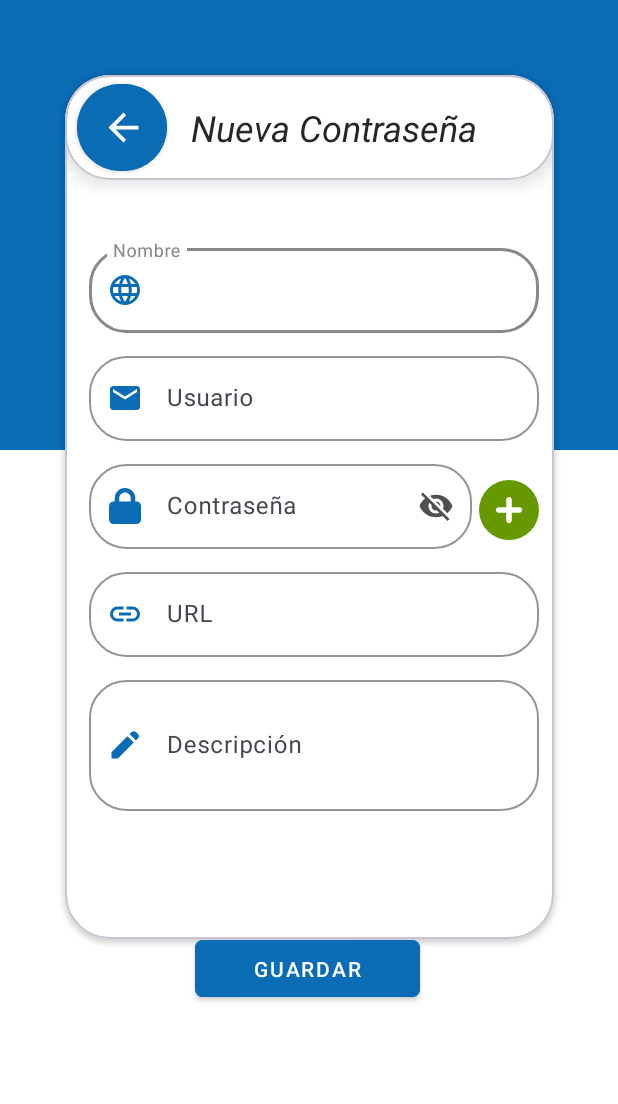
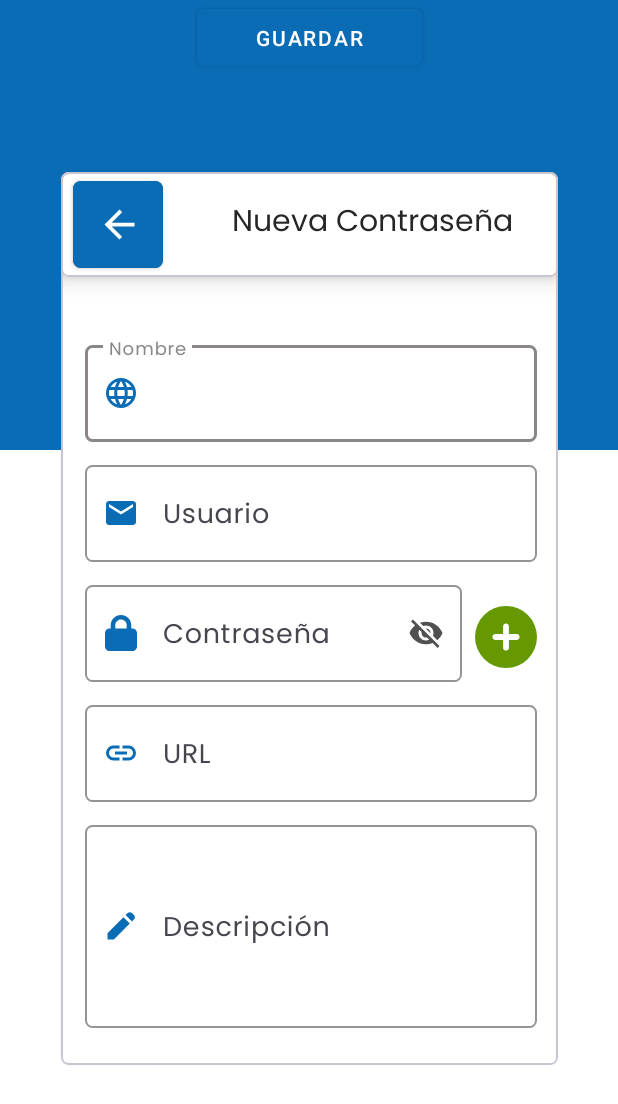
Before and after one commit to vlysi/integrador_ISP4, an Android app: the RegisterPasswordActivity screen opened directly, with no data from a screen before it, on a phone screen of 412 x 824 dp. Shown: the top 1104 px of the screen. Run offline under Robolectric (Android 15) with nearby library versions, the phone set to English and light mode, and no system bars.

Commit message:
Más cambios de estética

```diff
--- a/PassKeeper/app/src/main/res/layout/activity_add_password.xml
+++ b/PassKeeper/app/src/main/res/layout/activity_add_password.xml
@@ -21,14 +21,14 @@
 
     <com.google.android.material.card.MaterialCardView
         android:id="@+id/cardView"
-        android:layout_width="326dp"
-        android:layout_height="576dp"
+        android:layout_width="331dp"
+        android:layout_height="595dp"
         android:layout_marginStart="16dp"
-        android:layout_marginTop="50dp"
         android:layout_marginEnd="16dp"
         android:backgroundTint="@color/white"
-        app:cardCornerRadius="30dp"
+        app:cardCornerRadius="5dp"
         app:cardElevation="2dp"
+        app:layout_constraintBottom_toBottomOf="parent"
         app:layout_constraintEnd_toEndOf="parent"
         app:layout_constraintStart_toStartOf="parent"
         app:layout_constraintTop_toTopOf="parent">
@@ -38,12 +38,12 @@
             android:layout_width="match_parent"
             android:layout_height="70dp"
             android:backgroundTint="@color/white"
-            app:cardCornerRadius="30dp"
+            app:cardCornerRadius="5dp"
             app:cardElevation="8dp">
 
             <LinearLayout
                 android:layout_width="match_parent"
-                android:layout_height="match_parent"
+                android:layout_height="wrap_content"
                 android:gravity="center_vertical"
                 android:orientation="horizontal">
 
@@ -56,7 +56,7 @@
                     android:backgroundTint="@color/blue"
                     android:contentDescription="@string/regresar_a_la_pantalla_anterior"
                     android:elevation="12dp"
-                    app:cornerRadius="30dp"
+                    app:cornerRadius="5dp"
                     app:icon="@drawable/arrow"
                     app:iconGravity="start"
                     app:iconSize="30dp"
@@ -65,22 +65,22 @@
 
                 <TextView
                     android:id="@+id/textTitle2"
-                    android:layout_width="wrap_content"
+                    android:layout_width="match_parent"
                     android:layout_height="wrap_content"
                     android:layout_marginStart="15dp"
+                    android:fontFamily="@font/poppins"
                     android:gravity="center_horizontal"
                     android:text="@string/guardar_password"
                     android:textColor="@color/text_accesibility"
-                    android:textSize="24sp"
-                    android:textStyle="italic" />
+                    android:textSize="20sp" />
             </LinearLayout>
 
 
         </com.google.android.material.card.MaterialCardView>
 
         <LinearLayout
-            android:layout_width="300dp"
-            android:layout_height="411dp"
+            android:layout_width="301dp"
+            android:layout_height="466dp"
             android:layout_marginStart="16dp"
             android:layout_marginTop="110dp"
             android:layout_marginEnd="16dp"
@@ -95,10 +95,10 @@
                 android:layout_marginBottom="10dp"
                 android:hint="@string/nombre"
                 android:textColor="@color/greyLigth"
-                app:boxCornerRadiusBottomEnd="25dp"
-                app:boxCornerRadiusBottomStart="25dp"
-                app:boxCornerRadiusTopEnd="25dp"
-                app:boxCornerRadiusTopStart="25dp"
+                app:boxCornerRadiusBottomEnd="5dp"
+                app:boxCornerRadiusBottomStart="5dp"
+                app:boxCornerRadiusTopEnd="5dp"
+                app:boxCornerRadiusTopStart="5dp"
                 app:boxStrokeColor="@color/greyLigth"
                 app:hintTextColor="@color/greyLigth"
                 app:startIconContentDescription="nombre icon"
@@ -108,9 +108,11 @@
                 <com.google.android.material.textfield.TextInputEditText
                     android:id="@+id/editTextName"
                     android:layout_width="match_parent"
-                    android:layout_height="wrap_content"
+                    android:layout_height="match_parent"
+                    android:fontFamily="@font/poppins"
                     android:inputType="text"
                     android:textColor="@color/black"
+                    android:textSize="18sp"
                     app:hintTextColor="@color/greyLigth" />
             </com.google.android.material.textfield.TextInputLayout>
 
@@ -121,10 +123,10 @@
                 android:layout_marginBottom="10dp"
                 android:hint="@string/usuario"
                 android:textColor="@color/greyLigth"
-                app:boxCornerRadiusBottomEnd="25dp"
-                app:boxCornerRadiusBottomStart="25dp"
-                app:boxCornerRadiusTopEnd="25dp"
-                app:boxCornerRadiusTopStart="25dp"
+                app:boxCornerRadiusBottomEnd="5dp"
+                app:boxCornerRadiusBottomStart="5dp"
+                app:boxCornerRadiusTopEnd="5dp"
+                app:boxCornerRadiusTopStart="5dp"
                 app:boxStrokeColor="@color/greyLigth"
                 app:hintTextColor="@color/greyLigth"
                 app:startIconContentDescription="Correo icon"
@@ -135,8 +137,10 @@
                     android:id="@+id/editTextUsuario"
                     android:layout_width="match_parent"
                     android:layout_height="wrap_content"
+                    android:fontFamily="@font/poppins"
                     android:inputType="text"
                     android:textColor="@color/black"
+                    android:textSize="18sp"
                     app:hintTextColor="@color/greyLigth" />
             </com.google.android.material.textfield.TextInputLayout>
 
@@ -158,10 +162,10 @@
                         android:layout_marginBottom="10dp"
                         android:hint="@string/password"
                         android:textColor="@color/greyLigth"
-                        app:boxCornerRadiusBottomEnd="25dp"
-                        app:boxCornerRadiusBottomStart="25dp"
-                        app:boxCornerRadiusTopEnd="25dp"
-                        app:boxCornerRadiusTopStart="25dp"
+                        app:boxCornerRadiusBottomEnd="5dp"
+                        app:boxCornerRadiusBottomStart="5dp"
+                        app:boxCornerRadiusTopEnd="5dp"
+                        app:boxCornerRadiusTopStart="5dp"
                         app:boxStrokeColor="@color/greyLigth"
                         app:endIconContentDescription="Click para mostrar u ocultar la contraseña"
                         app:endIconMode="password_toggle"
@@ -173,10 +177,12 @@
 
                         <com.google.android.material.textfield.TextInputEditText
                             android:id="@+id/editTextPassword"
-                            android:layout_width="255dp"
+                            android:layout_width="251dp"
                             android:layout_height="wrap_content"
+                            android:fontFamily="@font/poppins"
                             android:inputType="text"
                             android:textColor="@color/black"
+                            android:textSize="18sp"
                             app:hintTextColor="@color/greyLigth" />
                     </com.google.android.material.textfield.TextInputLayout>
 
@@ -200,10 +206,10 @@
                 android:layout_marginBottom="10dp"
                 android:hint="@string/url"
                 android:textColor="@color/greyLigth"
-                app:boxCornerRadiusBottomEnd="25dp"
-                app:boxCornerRadiusBottomStart="25dp"
-                app:boxCornerRadiusTopEnd="25dp"
-                app:boxCornerRadiusTopStart="25dp"
+                app:boxCornerRadiusBottomEnd="5dp"
+                app:boxCornerRadiusBottomStart="5dp"
+                app:boxCornerRadiusTopEnd="5dp"
+                app:boxCornerRadiusTopStart="5dp"
                 app:boxStrokeColor="@color/greyLigth"
                 app:hintTextColor="@color/greyLigth"
                 app:startIconContentDescription="url icon"
@@ -214,8 +220,10 @@
                     android:id="@+id/editTextUrl"
                     android:layout_width="match_parent"
                     android:layout_height="wrap_content"
+                    android:fontFamily="@font/poppins"
                     android:inputType="text"
                     android:textColor="@color/black"
+                    android:textSize="18sp"
                     app:hintTextColor="@color/greyLigth" />
             </com.google.android.material.textfield.TextInputLayout>
 
@@ -225,10 +233,10 @@
                 android:layout_height="145dp"
                 android:hint="@string/descripcion"
                 android:textColor="@color/greyLigth"
-                app:boxCornerRadiusBottomEnd="25dp"
-                app:boxCornerRadiusBottomStart="25dp"
-                app:boxCornerRadiusTopEnd="25dp"
-                app:boxCornerRadiusTopStart="25dp"
+                app:boxCornerRadiusBottomEnd="5dp"
+                app:boxCornerRadiusBottomStart="5dp"
+                app:boxCornerRadiusTopEnd="5dp"
+                app:boxCornerRadiusTopStart="5dp"
                 app:boxStrokeColor="@color/greyLigth"
                 app:hintTextColor="@color/greyLigth"
                 app:startIconContentDescription="descripcion icon"
@@ -238,9 +246,11 @@
                 <com.google.android.material.textfield.TextInputEditText
                     android:id="@+id/editTextDescripcion"
                     android:layout_width="match_parent"
-                    android:layout_height="87dp"
+                    android:layout_height="135dp"
+                    android:fontFamily="@font/poppins"
                     android:inputType="text"
                     android:textColor="@color/black"
+                    android:textSize="18sp"
                     app:hintTextColor="@color/greyLigth" />
             </com.google.android.material.textfield.TextInputLayout>
 
@@ -254,19 +264,17 @@
         style="@style/Widget.MaterialComponents.Button"
         android:layout_width="150dp"
         android:layout_height="50dp"
-        android:layout_marginTop="530dp"
+        android:layout_marginStart="16dp"
+        android:layout_marginEnd="16dp"
         android:backgroundTint="@color/blue"
         android:text="@string/boton_guardar"
         android:textColor="@color/white"
         app:cardElevation="15dp"
         app:cornerRadius="5dp"
-        app:layout_constraintBottom_toBottomOf="parent"
         app:layout_constraintEnd_toEndOf="parent"
-        app:layout_constraintHorizontal_bias="0.497"
         app:layout_constraintStart_toStartOf="parent"
-        app:layout_constraintTop_toTopOf="@+id/cardView"
-        app:layout_constraintVertical_bias="0.21"
-        tools:ignore="MissingConstraints" />
+        tools:ignore="MissingConstraints"
+        tools:layout_editor_absoluteY="643dp" />
 
 
 </androidx.constraintlayout.widget.ConstraintLayout>
```
Also changed, not shown: PassKeeper/app/src/main/res/layout/activity_editar_password.xml (+4 -4 lines), PassKeeper/app/src/main/res/layout/activity_view_pass.xml (+36 -31 lines).
